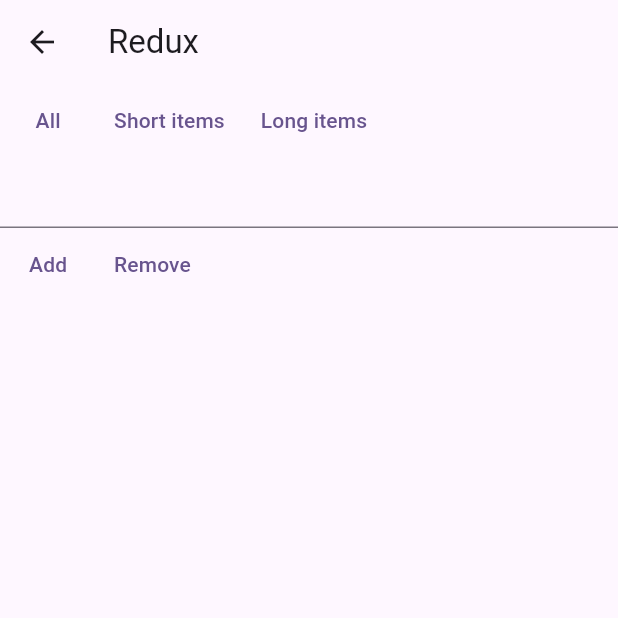
After one commit to MinhGiang241/fluter_state, a Flutter app: the screen it shows after launch, in the side drawer, after a tap on "Redux", on a phone screen of 412 x 824 dp, the top half of it. The commit adds this screen. Run offline on Flutter 3.47's test engine with Material 3 defaults, Android fonts, the phone set to English and light mode, and no system bars; our stand-ins replace flutter_hooks, flutter_redux, redux.

Commit message:
till redux

```diff
--- /dev/null
+++ b/lib/screen/redux/redux_screen.dart
@@ -0,0 +1,162 @@
+import 'package:flutter/material.dart';
+import 'package:flutter_redux/flutter_redux.dart';
+import 'package:redux/redux.dart';
+import 'package:flutter_hooks/flutter_hooks.dart' as hooks;
+
+enum ItemFilter { all, longTexts, shortTexts }
+
+@immutable
+class State {
+  final Iterable<String> items;
+  final ItemFilter filter;
+
+  const State({required this.items, required this.filter});
+
+  Iterable<String> get filterredItems {
+    switch (filter) {
+      case ItemFilter.all:
+        return items;
+      case ItemFilter.shortTexts:
+        return items.where((element) => element.length >= 10);
+      case ItemFilter.longTexts:
+        return items.where((element) => element.length < 10);
+      default:
+        return [];
+    }
+  }
+}
+
+@immutable
+class ChangeFilterTypeAction extends Action {
+  final ItemFilter filter;
+  const ChangeFilterTypeAction(this.filter);
+}
+
+@immutable
+abstract class Action {
+  const Action();
+}
+
+@immutable
+abstract class ItemAction extends Action {
+  final String item;
+  const ItemAction(this.item);
+}
+
+@immutable
+class AddItemAction extends ItemAction {
+  const AddItemAction(super.item);
+}
+
+@immutable
+class RemoveItemAction extends ItemAction {
+  const RemoveItemAction(super.item);
+}
+
+extension AddRemoveItems<T> on Iterable<T> {
+  Iterable<T> operator +(T other) => followedBy([other]);
+  Iterable<T> operator -(T other) => where((element) => element != other);
+}
+
+Iterable<String> addItemReducer(
+  Iterable<String> previousItems,
+  AddItemAction action,
+) =>
+    previousItems + action.item;
+
+Iterable<String> removeItemReducer(
+  Iterable<String> previousItems,
+  RemoveItemAction action,
+) =>
+    previousItems - action.item;
+
+Reducer<Iterable<String>> itemsReducer = combineReducers<Iterable<String>>([
+  TypedReducer<Iterable<String>, AddItemAction>(addItemReducer),
+  TypedReducer<Iterable<String>, RemoveItemAction>(removeItemReducer),
+]);
+
+ItemFilter itemFilterReducer(State oldState, Action action) {
+  if (action is ChangeFilterTypeAction) {
+    return action.filter;
+  } else {
+    return oldState.filter;
+  }
+}
+
+State appStateReducer(State oldState, action) => State(
+      items: itemsReducer(oldState.items, action),
+      filter: itemFilterReducer(oldState, action),
+    );
+
+class ReduxScreen extends hooks.HookWidget {
+  const ReduxScreen({super.key});
+
+  @override
+  Widget build(BuildContext context) {
+    final store = Store(appStateReducer,
+        initialState: const State(
+          items: [],
+          filter: ItemFilter.all,
+        ));
+    final textController = hooks.useTextEditingController();
+    return Scaffold(
+      appBar: AppBar(title: const Text('Redux')),
+      body: StoreProvider(
+          store: store,
+          child: Column(
+            children: [
+              Row(
+                children: [
+                  TextButton(
+                      onPressed: () {
+                        store.dispatch(
+                          const ChangeFilterTypeAction(ItemFilter.all),
+                        );
+                      },
+                      child: const Text('All')),
+                  TextButton(
+                      onPressed: () {
+                        store.dispatch(
+                          const ChangeFilterTypeAction(ItemFilter.shortTexts),
+                        );
+                      },
+                      child: const Text('Short items')),
+                  TextButton(
+                      onPressed: () {
+                        store.dispatch(
+                          const ChangeFilterTypeAction(ItemFilter.longTexts),
+                        );
+                      },
+                      child: const Text('Long items')),
+                ],
+              ),
+              TextField(
+                controller: textController,
+              ),
+              Row(
+                children: [
+                  TextButton(
+                      onPressed: () {
+                        final text = textController.text;
+                        store.dispatch(AddItemAction(text));
+                      },
+                      child: const Text("Add")),
+                  TextButton(
+                      onPressed: () {
+                        final text = textController.text;
+                        store.dispatch(RemoveItemAction(text));
+                      },
+                      child: const Text("Remove")),
+                ],
+              ),
+              StoreConnector<State, Iterable<String>>(
+                converter: (store) => store.state.filterredItems,
+                builder: (context, items) {
+                  return Container();
+                },
+              )
+            ],
+          )),
+    );
+  }
+}
--- a/lib/widget/main_drawer.dart
+++ b/lib/widget/main_drawer.dart
@@ -10,6 +10,7 @@ import '../screen/inherit_model/inherited_model_screen.dart';
 import '../screen/inherited_notifier/notifier.dart';
 import '../screen/provider/provider.dart';
 import '../screen/provider2/provider_screen2.dart';
+import '../screen/redux/redux_screen.dart';
 
 class MainDrawer extends StatelessWidget {
   const MainDrawer({super.key});
@@ -87,6 +88,13 @@ class MainDrawer extends StatelessWidget {
             Navigator.of(context).push(MaterialPageRoute(
                 builder: (context) => const HookImageScreen()));
           },
+        ),
+        ListTile(
+          title: const Text('Redux'),
+          onTap: () {
+            Navigator.of(context).push(
+                MaterialPageRoute(builder: (context) => const ReduxScreen()));
+          },
         )
       ]),
     );
--- a/pubspec.yaml
+++ b/pubspec.yaml
@@ -38,6 +38,8 @@ dependencies:
   uuid: ^4.2.2
   provider: ^6.1.1
   flutter_hooks: ^0.20.4
+  redux: ^5.0.0
+  flutter_redux: ^0.10.0
 
 dev_dependencies:
   flutter_test:
```
Also changed, not shown: pubspec.lock.
